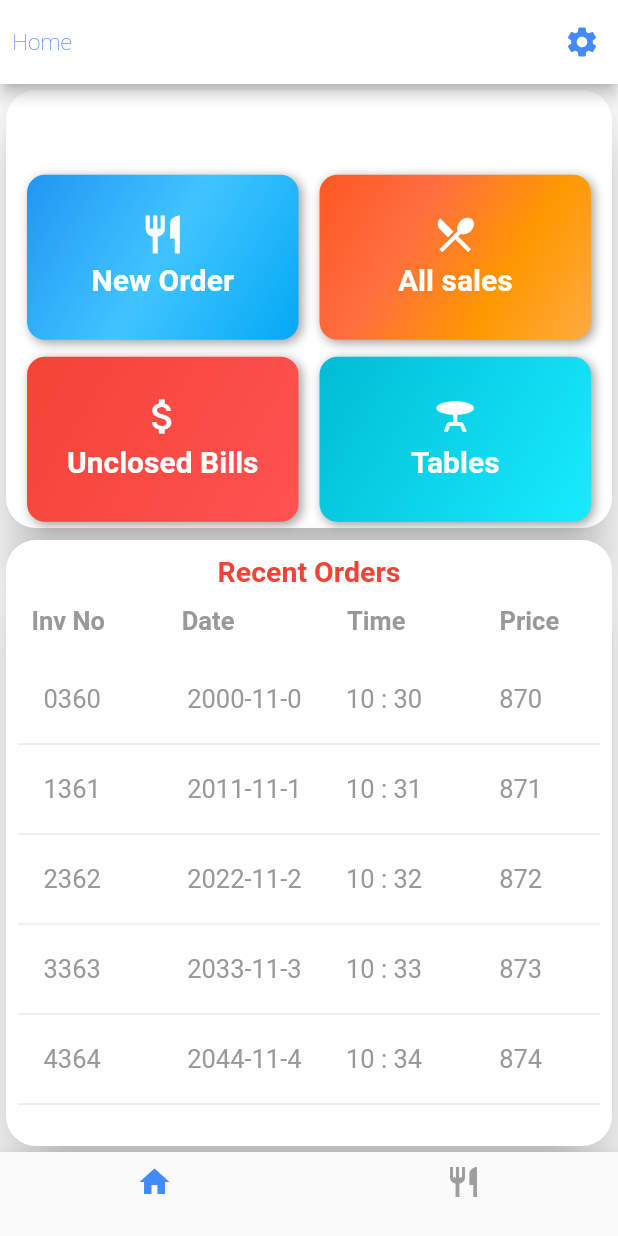
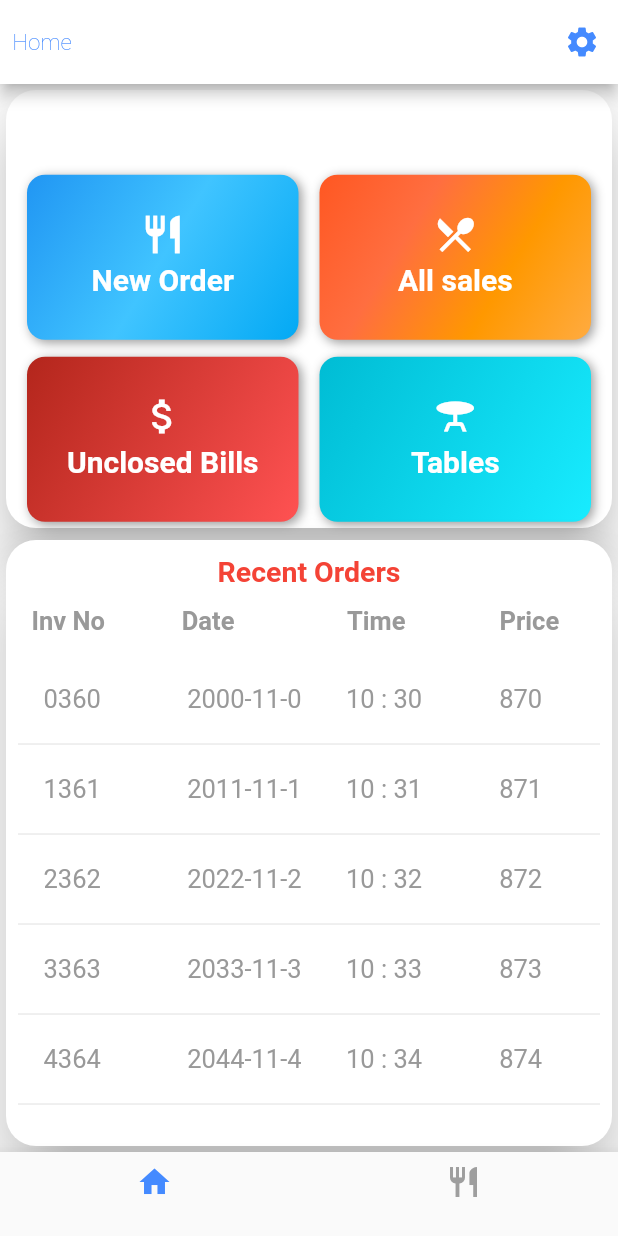
Before and after one commit to Akif-Ma6/theme-sinca-restaurant, a Flutter app: the screen it shows after launch, on a phone screen of 412 x 824 dp. Run offline on Flutter 3.47's test engine with Material 2 defaults, Android fonts, the phone set to English and light mode, and no system bars.

Commit message:
un closed bill card color changed

```diff
--- a/lib/config/theme.dart
+++ b/lib/config/theme.dart
@@ -35,7 +35,7 @@ const tables_Color = LinearGradient(
 );
 const UnclosedBills_Color = LinearGradient(
   colors: [
-    Colors.red,
+    Color.fromARGB(255, 179, 38, 28),
     Colors.redAccent,
   ],
   begin: Alignment.topLeft,
```
